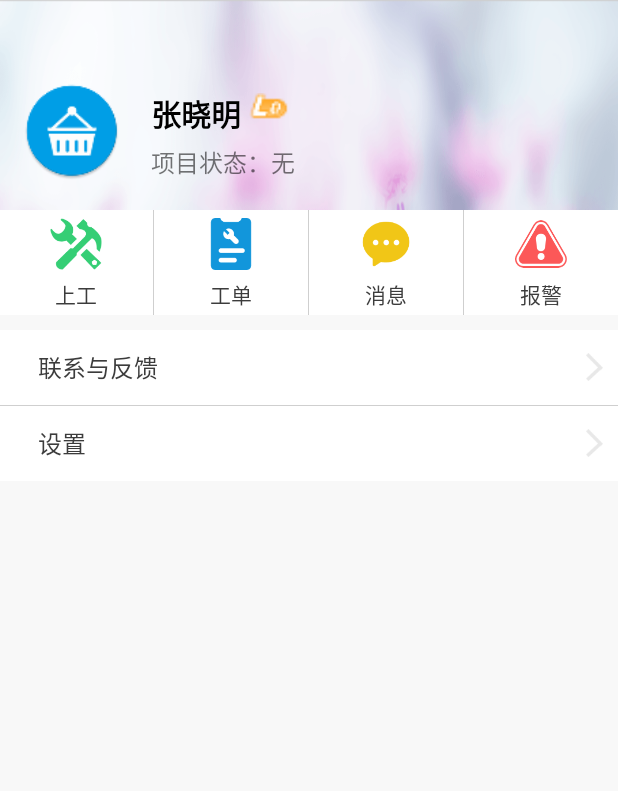
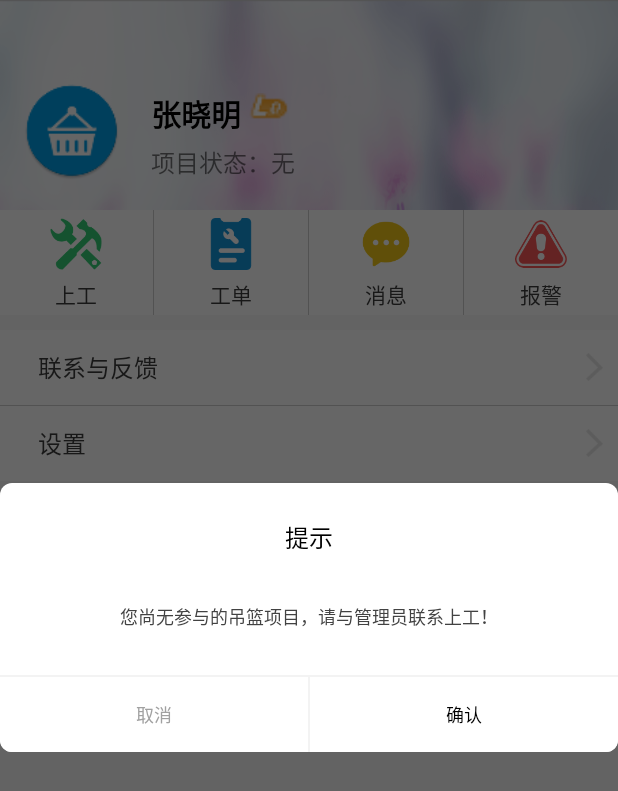
Before and after one commit to ZTerZetto/IntelligentBasket, an Android app: the WorkerPrimaryActivity screen opened directly, with no data from a screen before it, after a tap on "上工", on a phone screen of 412 x 824 dp. Shown: the top 791 px of the screen. Run offline under Robolectric (Android 15) with nearby library versions, the phone set to English and light mode, and no system bars; libraries missing offline, so code that uses them is left out: com.alibaba.fastjson, com.hjq.permissions; 2 statements that could not run were skipped.

Commit message:
03-18:pengchenghu->施工人员主页面/上、下工和后台联调

```diff
--- a/app/src/main/java/com/example/zzx/zbar_demo/activity/worker/WorkerPrimaryActivity.java
+++ b/app/src/main/java/com/example/zzx/zbar_demo/activity/worker/WorkerPrimaryActivity.java
@@ -1,6 +1,7 @@
 package com.example.zzx.zbar_demo.activity.worker;
 
 import android.annotation.SuppressLint;
+import android.app.Dialog;
 import android.content.Intent;
 import android.content.SharedPreferences;
 import android.net.Uri;
@@ -23,7 +24,9 @@ import com.example.zzx.zbar_demo.R;
 import com.example.zzx.zbar_demo.activity.loginRegist.LoginActivity;
 import com.example.zzx.zbar_demo.entity.UserInfo;
 import com.example.zzx.zbar_demo.utils.HttpUtil;
-import com.example.zzx.zbar_demo.widget.VerifyWorkDialog;
+import com.example.zzx.zbar_demo.utils.ToastUtil;
+import com.example.zzx.zbar_demo.widget.dialog.CommomDialog;
+import com.example.zzx.zbar_demo.widget.dialog.VerifyWorkDialog;
 import com.example.zzx.zbar_demo.widget.image.SmartImageView;
 import com.example.zzx.zbar_demo.widget.zxing.activity.CaptureActivity;
 import com.hjq.permissions.OnPermission;
@@ -75,10 +78,12 @@ public class WorkerPrimaryActivity extends AppCompatActivity implements View.OnC
     private RelativeLayout mSettingLayout; // 设置
 
     // 页面信息
+    private String mWorkProject;
     private int mWorkState = 0; // 0:等待上工 1:等待下工
     private String mUserHeadUrl = FILE_SERVER_PATH + "/head/hdImg_default.jpg";
 
     // dialog
+    private CommomDialog mCommomDialog;
     private VerifyWorkDialog mVerifyWorkDialog;
 
     // 用户信息
@@ -105,10 +110,10 @@ public class WorkerPrimaryActivity extends AppCompatActivity implements View.OnC
                 case OPEN_VERIFY_DIALOG_MSG:  // 打开上/下工确认
                     String basketId = msg.obj.toString();
                     mVerifyWorkDialog = new VerifyWorkDialog(WorkerPrimaryActivity.this,
-                            R.style.dialog, mWorkState, mUserHeadUrl, basketId, new VerifyWorkDialog.OnDialogOperateListener() {
+                            R.style.verify_dialog, mWorkState, mUserHeadUrl, basketId, new VerifyWorkDialog.OnDialogOperateListener() {
                         @Override
                         public void getVerifyResult(String result) {
-                            if(result.contains("Success")) {
+                            if(result.contains("Success")) {  // 密码验证通过
                                 Log.i(TAG, "Now, you can opem/close the basket");
                                 changeWorkState(mWorkState);
                             }
@@ -117,8 +122,12 @@ public class WorkerPrimaryActivity extends AppCompatActivity implements View.OnC
                     mVerifyWorkDialog.show();
 
                 case UPDATE_USER_DISPLAY_MSG:  // 更新状态
-                    mWorkerHead.setImageUrl(mUserHeadUrl);
-                    mWorkerName.setText(mUserInfo.getUserName());
+                    mWorkerHead.setImageUrl(mUserHeadUrl); // 头像
+                    mWorkerName.setText(mUserInfo.getUserName()); // 用户名
+                    if(mWorkProject == null || mWorkProject.equals("")) // 项目状态
+                        mWorkerProjectState.setText(R.string.worker_no_project);
+                    else
+                        mWorkerProjectState.setText(mWorkProject);
                     break;
             }
         }
@@ -141,7 +150,7 @@ public class WorkerPrimaryActivity extends AppCompatActivity implements View.OnC
         mWorkerHead.setCircle(true);
         mWorkerHead.setImageUrl(mUserHeadUrl);
         mWorkerName = (TextView) findViewById(R.id.login_username);  // 用户名
-        mWorkerProjectState = (TextView) findViewById(R.id.worker_project_state); // 登录状态
+        mWorkerProjectState = (TextView) findViewById(R.id.worker_project_state); // 项目状态
 
         // function choose
         mWorkLayout = (LinearLayout) findViewById(R.id.work_layout);  // 开工/下工
@@ -171,6 +180,13 @@ public class WorkerPrimaryActivity extends AppCompatActivity implements View.OnC
         switch (v.getId()){
             case R.id.work_layout:  // 开工/下工
                 Log.i(TAG, "You have clicked open/close work button");
+                if(mWorkProject == null || mWorkProject.equals("")){
+                    if(mCommomDialog == null){
+                        mCommomDialog = initDialog();
+                    }
+                    mCommomDialog.show();
+                    break;
+                }
                 intent = new Intent(WorkerPrimaryActivity.this, CaptureActivity.class);
                 startActivityForResult(intent, CAPTURE_ACTIVITY_RESULT);
                 break;
@@ -258,8 +274,13 @@ public class WorkerPrimaryActivity extends AppCompatActivity implements View.OnC
 
             @Override
             public void onResponse(Call call, Response response) throws IOException {
-                String data = response.body().string();
-                parseUserInfoFromInternet(data);
+                if (response.code() == 200) {
+                    Log.d(TAG, "Http Server Success");
+                    String data = response.body().string();
+                    parseUserInfoFromInternet(data);
+                }else{
+                    Log.d(TAG, "Http Server Error" + response.code());
+                }
             }
         }, mToken, mUserInfo.getUserId());
     }
@@ -269,7 +290,11 @@ public class WorkerPrimaryActivity extends AppCompatActivity implements View.OnC
         JSONObject jsonObject = JSON.parseObject(data);
         String userInfo = jsonObject.getString("userInfo");
         mUserInfo = JSON.parseObject(userInfo, UserInfo.class);
-        mHandler.sendEmptyMessage(UPDATE_USER_DISPLAY_MSG);  // 更新状态
+        mWorkProject = jsonObject.getString("inProject");
+        mWorkState = jsonObject.getIntValue("electricState");
+        mHandler.sendEmptyMessage(UPDATE_USER_DISPLAY_MSG);  // 更新人员信息状态
+        mHandler.sendEmptyMessage(CHANGE_WORK_STATE_MSG);    // 更新上/下工状态
+
     }
     //退出登录
     private void logoutHttp() {
@@ -277,6 +302,25 @@ public class WorkerPrimaryActivity extends AppCompatActivity implements View.OnC
         editor.clear();
         editor.commit();
         startActivity(new Intent(WorkerPrimaryActivity.this, LoginActivity.class));
+    }
+
+    /*
+     * 提示弹框
+     */
+    private CommomDialog initDialog(){
+        return new CommomDialog(this, R.style.dialog, "您尚无参与的吊篮项目，请与管理员联系上工！",
+                new CommomDialog.OnCloseListener() {
+                    @Override
+                    public void onClick(Dialog dialog, boolean confirm) {
+                        if(confirm){
+                            //ToastUtil.showToastTips(WorkerPrimaryActivity.this, "点击确定");
+                            dialog.dismiss();
+                        }else{
+                            //ToastUtil.showToastTips(WorkerPrimaryActivity.this, "点击取消");
+                            dialog.dismiss();
+                        }
+                    }
+                }).setTitle("提示");
     }
 
     /*
--- /dev/null
+++ b/app/src/main/java/com/example/zzx/zbar_demo/widget/dialog/CommomDialog.java
@@ -0,0 +1,119 @@
+package com.example.zzx.zbar_demo.widget.dialog;
+
+import android.app.Dialog;
+import android.content.Context;
+import android.os.Bundle;
+import android.text.TextUtils;
+import android.view.View;
+import android.widget.TextView;
+
+import com.example.zzx.zbar_demo.R;
+
+/**
+ * Created by pengchenghu on 2019/3/18.
+ * Author Email: 15651851181@163.com
+ * Describe:
+ */
+public class CommomDialog extends Dialog implements View.OnClickListener{
+    private TextView contentTxt;
+    private TextView titleTxt;
+    private TextView submitTxt;
+    private TextView cancelTxt;
+
+    private Context mContext;
+    private String content;
+    private OnCloseListener listener;
+    private String positiveName;
+    private String negativeName;
+    private String title;
+
+    public CommomDialog(Context context) {
+        super(context);
+        this.mContext = context;
+    }
+
+    public CommomDialog(Context context, int themeResId, String content) {
+        super(context, themeResId);
+        this.mContext = context;
+        this.content = content;
+    }
+
+    public CommomDialog(Context context, int themeResId, String content, OnCloseListener listener) {
+        super(context, themeResId);
+        this.mContext = context;
+        this.content = content;
+        this.listener = listener;
+    }
+
+    protected CommomDialog(Context context, boolean cancelable, OnCancelListener cancelListener) {
+        super(context, cancelable, cancelListener);
+        this.mContext = context;
+    }
+
+    public CommomDialog setTitle(String title){
+        this.title = title;
+        return this;
+    }
+
+    public CommomDialog setPositiveButton(String name){
+        this.positiveName = name;
+        return this;
+    }
+
+    public CommomDialog setNegativeButton(String name){
+        this.negativeName = name;
+        return this;
+    }
+
+    @Override
+    protected void onCreate(Bundle savedInstanceState) {
+        super.onCreate(savedInstanceState);
+        setContentView(R.layout.dialog_commom);
+        setCanceledOnTouchOutside(false);
+        initView();
+    }
+
+    private void initView(){
+        contentTxt = (TextView)findViewById(R.id.content);
+        titleTxt = (TextView)findViewById(R.id.title);
+        submitTxt = (TextView)findViewById(R.id.submit);
+        submitTxt.setOnClickListener(this);
+        cancelTxt = (TextView)findViewById(R.id.cancel);
+        cancelTxt.setOnClickListener(this);
+
+        contentTxt.setText(content);
+        if(!TextUtils.isEmpty(positiveName)){
+            submitTxt.setText(positiveName);
+        }
+
+        if(!TextUtils.isEmpty(negativeName)){
+            cancelTxt.setText(negativeName);
+        }
+
+        if(!TextUtils.isEmpty(title)){
+            titleTxt.setText(title);
+        }
+
+    }
+
+    @Override
+    public void onClick(View v) {
+        switch (v.getId()){
+            case R.id.cancel:
+                if(listener != null){
+                    listener.onClick(this, false);
+                }
+                this.dismiss();
+                break;
+            case R.id.submit:
+                if(listener != null){
+                    listener.onClick(this, true);
+                }
+                break;
+        }
+    }
+
+    public interface OnCloseListener{
+        void onClick(Dialog dialog, boolean confirm);
+    }
+}
--- a/app/src/main/java/com/example/zzx/zbar_demo/widget/VerifyWorkDialog.java
+++ b/app/src/main/java/com/example/zzx/zbar_demo/widget/dialog/VerifyWorkDialog.java
@@ -1,4 +1,4 @@
-package com.example.zzx.zbar_demo.widget;
+package com.example.zzx.zbar_demo.widget.dialog;
 
 import android.annotation.SuppressLint;
 import android.app.Dialog;
--- /dev/null
+++ b/app/src/main/res/drawable/bg_dialog_left_white.xml
@@ -0,0 +1,5 @@
+<?xml version="1.0" encoding="utf-8"?>
+<shape xmlns:android="http://schemas.android.com/apk/res/android" android:shape="rectangle">
+    <solid android:color="@color/white" />
+    <corners android:bottomLeftRadius="8dp" />
+</shape>
--- /dev/null
+++ b/app/src/main/res/drawable/bg_dialog_right_white.xml
@@ -0,0 +1,5 @@
+<?xml version="1.0" encoding="utf-8"?>
+<shape xmlns:android="http://schemas.android.com/apk/res/android" android:shape="rectangle">
+    <solid android:color="@color/white" />
+    <corners android:bottomRightRadius="8dp" />
+</shape>
--- /dev/null
+++ b/app/src/main/res/layout/dialog_commom.xml
@@ -0,0 +1,74 @@
+<?xml version="1.0" encoding="utf-8"?>
+<LinearLayout xmlns:android="http://schemas.android.com/apk/res/android"
+    android:layout_width="match_parent"
+    android:layout_height="match_parent"
+    android:background="@drawable/bg_round_white"
+    android:orientation="vertical" >
+
+    <TextView
+        android:id="@+id/title"
+        android:layout_width="match_parent"
+        android:layout_height="wrap_content"
+        android:gravity="center_horizontal"
+        android:padding="12dp"
+        android:layout_marginTop="12dp"
+        android:text="提示"
+        android:textSize="16sp"
+        android:textColor="@color/black"/>
+
+    <TextView
+        android:id="@+id/content"
+        android:layout_width="match_parent"
+        android:layout_height="wrap_content"
+        android:gravity="center"
+        android:layout_gravity="center_horizontal"
+        android:lineSpacingExtra="3dp"
+        android:layout_marginLeft="40dp"
+        android:layout_marginTop="20dp"
+        android:layout_marginRight="40dp"
+        android:layout_marginBottom="30dp"
+        android:text="签到成功，获得200积分"
+        android:textSize="12sp"
+        android:textColor="@color/font_common_1"/>
+    <View
+        android:layout_width="match_parent"
+        android:layout_height="1dp"
+        android:background="@color/commom_background"/>
+
+    <LinearLayout
+        android:layout_width="match_parent"
+        android:layout_height="50dp"
+        android:orientation="horizontal">
+
+        <TextView
+            android:id="@+id/cancel"
+            android:layout_width="match_parent"
+            android:layout_height="match_parent"
+            android:background="@drawable/bg_dialog_left_white"
+            android:layout_weight="1.0"
+            android:gravity="center"
+            android:text="@string/dialog_cancel"
+            android:textSize="12sp"
+            android:textColor="@color/font_common_2"
+            android:visibility="visible"/>
+
+        <View
+            android:layout_width="1dp"
+            android:layout_height="match_parent"
+            android:background="@color/commom_background"
+            android:visibility="visible"/>
+
+        <TextView
+            android:id="@+id/submit"
+            android:layout_width="match_parent"
+            android:layout_height="match_parent"
+            android:background="@drawable/bg_dialog_right_white"
+            android:gravity="center"
+            android:layout_weight="1.0"
+            android:text="@string/dialog_submit"
+            android:textSize="12sp"
+            android:textColor="@color/black"/>
+
+    </LinearLayout>
+
+</LinearLayout>
--- a/app/src/main/res/values/colors.xml
+++ b/app/src/main/res/values/colors.xml
@@ -53,4 +53,10 @@
     <!-- smart refresh layout -->
     <color name="smart_loading_background_color">@color/colorPrimaryDark</color>
 
+    <!-- dialog -->
+    <color name="font_common_1">#424242</color>
+    <color name="font_common_2">#a1a1a1</color>
+    <color name="font_blue">#42369a</color>
+    <color name="commom_background">#f3f3f3</color>
+
 </resources>
--- a/app/src/main/res/values/strings.xml
+++ b/app/src/main/res/values/strings.xml
@@ -74,6 +74,7 @@
 
     <!-- worker primary activity -->
     <string name="worker_project_state">项目状态：</string>
+    <string name="worker_no_project">无项目</string>
     <string name="worker_start_basket">上工</string>
     <string name="worker_stop_basket">下工</string>
     <string name="worker_message">消息</string>
@@ -96,6 +97,10 @@
     <string name="near_three_month">近3个月明细</string>
     <string name="order_filter">筛选</string>
 
+    <!-- dialog -->
+    <string name="dialog_cancel">取消</string>
+    <string name="dialog_submit">确认</string>
+
     <!-- 其它 -->
     <string name="searchNothing">抱歉，暂未查找到您需要的结果。</string>
     <string name="title_activity_woker_primary">WokerPrimaryActivity</string>
--- a/app/src/main/res/values/styles.xml
+++ b/app/src/main/res/values/styles.xml
@@ -267,6 +267,7 @@
     </style>
 
     <!-- 确认上下工弹窗 -->
+    <!-- 普通弹窗 -->
     <style name="dialog" parent="@android:style/Theme.Dialog">
         <item name="android:windowFrame">@null</item>
         <!--边框-->
@@ -280,6 +281,9 @@
         <!--背景透明-->
         <item name="android:backgroundDimEnabled">true</item>
         <!--模糊-->
+    </style>
+    <!-- 确认弹窗 -->
+    <style name="verify_dialog" parent="@style/dialog">
         <item name="android:windowSoftInputMode">stateAlwaysVisible</item>
         <!--显示软件盘-->
     </style>
```
